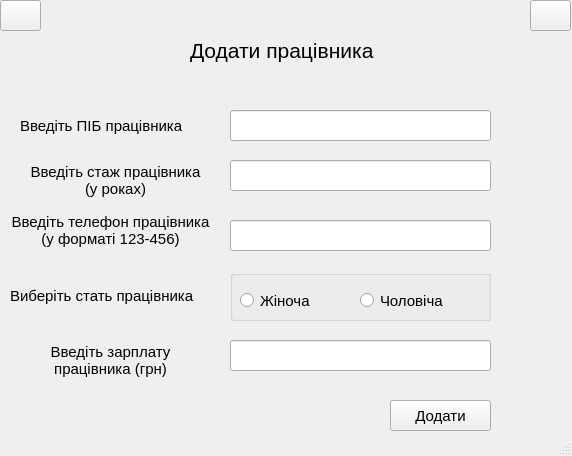
First picture: the form in uis/add_workers.ui, repository definitelyDefi/atelier-nitka-accounting, before the edit.
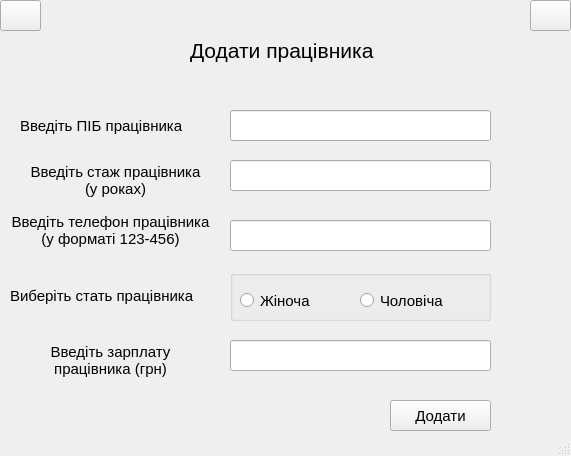
Second picture: the form after the edit. Icons and pictures are not drawn.

Commit message: походу не последний

The edit to the form file:
```diff
--- a/uis/add_workers.ui
+++ b/uis/add_workers.ui
@@ -6,7 +6,7 @@
    <rect>
     <x>0</x>
     <y>0</y>
-    <width>572</width>
+    <width>571</width>
     <height>456</height>
    </rect>
   </property>
```
The commit also changes 1 other file.
